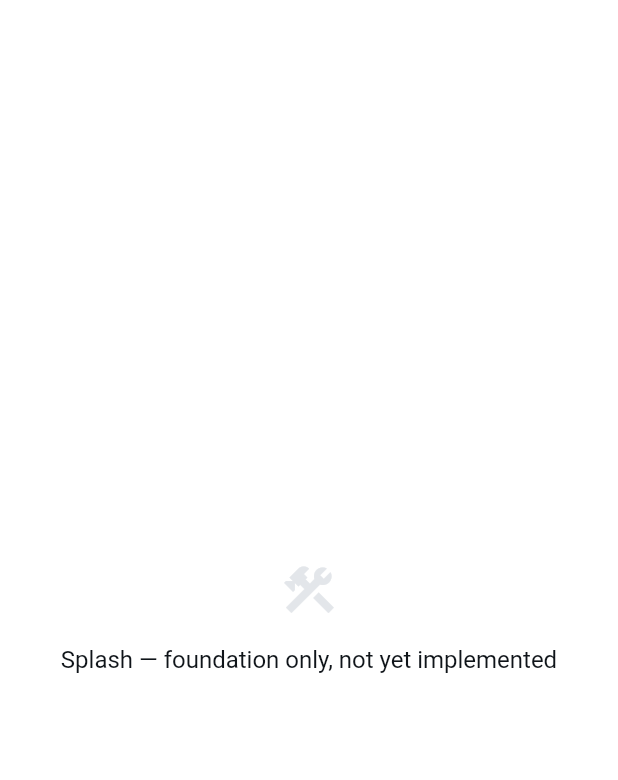
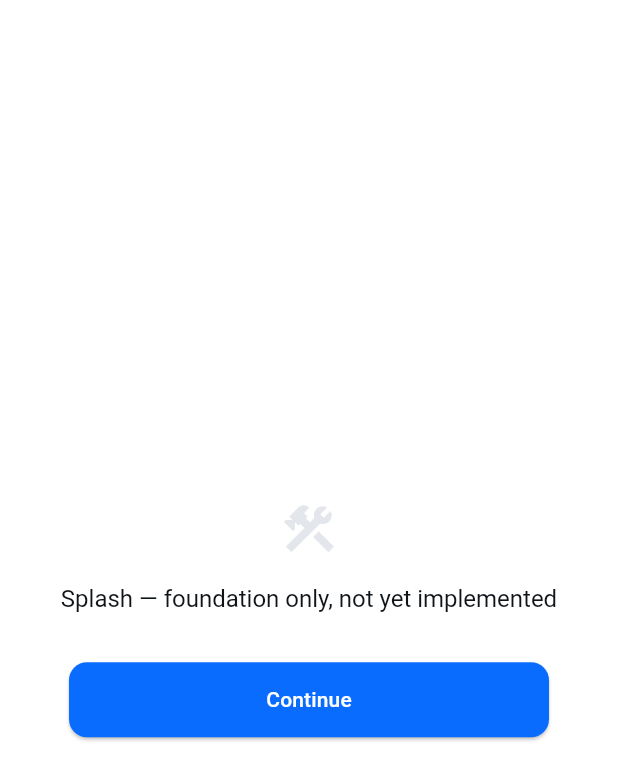
Before and after one commit to mahham20022-art/Najm-icucalc, a Flutter app: the PlaceholderScreen screen opened by its route, on a phone screen of 412 x 824 dp. Shown: the top 780 px of the screen. Run offline on Flutter 3.47's test engine with Material 3 defaults, Android fonts, the phone set to English and light mode, and no system bars; our stand-ins replace connectivity_plus, drift, drift_flutter, equatable, firebase_core, firebase_crashlytics and 2 more; missing offline and left inert: firebase_app_check; accounts and stored records are empty; generated files the repository leaves out were written again.

Commit message:
Implement navigation graph: Splash, Onboarding, Login, Register, Home, Topics, Progress, Bookmarks, Profile, Settings, Subscription
Navigation only, no business logic, no AI - every screen is still a
PlaceholderScreen, but the graph between them is now real and tappable:

- Split the combined Auth placeholder into separate Login and Register
  routes with cross-navigation between them (no forms, no validation,
  no auth calls - just PlaceholderAction buttons that navigate).
- Added Continue actions wiring Splash -> Onboarding -> Login -> Home.
- Added a Topics tab, making the shell 5 destinations (Home, Topics,
  Progress, Bookmarks, Profile) instead of 4 - a deliberate deviation
  from MED100_UI_UX_SPEC.md's four-tab HIG guidance, since Topics was
  explicitly requested as its own page.
- Profile's placeholder previously had no way to actually reach Settings
  or Subscription through the UI despite both routes existing - added
  buttons so they're reachable by tapping, not just by URL.
- Extended PlaceholderScreen with an optional list of PlaceholderAction
  buttons (primary + text-link styling) so placeholder pages can
  participate in real navigation without introducing any feature logic.
- Localized every new label (EN/AR) rather than hardcoding English, per
  the RTL/localization discipline applied everywhere else.

flutter analyze: 0 issues. flutter build web: succeeds.

```diff
--- a/app_mobile/lib/l10n/app_localizations.dart
+++ b/app_mobile/lib/l10n/app_localizations.dart
@@ -116,6 +116,12 @@ abstract class AppLocalizations {
   /// **'Home'**
   String get navHome;
 
+  /// No description provided for @navTopics.
+  ///
+  /// In en, this message translates to:
+  /// **'Topics'**
+  String get navTopics;
+
   /// No description provided for @navBookmarks.
   ///
   /// In en, this message translates to:
@@ -151,6 +157,48 @@ abstract class AppLocalizations {
   /// In en, this message translates to:
   /// **'Go to Home'**
   String get goToHome;
+
+  /// No description provided for @continueLabel.
+  ///
+  /// In en, this message translates to:
+  /// **'Continue'**
+  String get continueLabel;
+
+  /// No description provided for @logIn.
+  ///
+  /// In en, this message translates to:
+  /// **'Log In'**
+  String get logIn;
+
+  /// No description provided for @register.
+  ///
+  /// In en, this message translates to:
+  /// **'Register'**
+  String get register;
+
+  /// No description provided for @goToRegister.
+  ///
+  /// In en, this message translates to:
+  /// **'Don\'t have an account? Register'**
+  String get goToRegister;
+
+  /// No description provided for @goToLogin.
+  ///
+  /// In en, this message translates to:
+  /// **'Already have an account? Log In'**
+  String get goToLogin;
+
+  /// No description provided for @openSettings.
+  ///
+  /// In en, this message translates to:
+  /// **'Settings'**
+  String get openSettings;
+
+  /// No description provided for @openSubscription.
+  ///
+  /// In en, this message translates to:
+  /// **'Subscription'**
+  String get openSubscription;
 }
 
 class _AppLocalizationsDelegate
--- a/app_mobile/lib/shared/widgets/placeholder_screen.dart
+++ b/app_mobile/lib/shared/widgets/placeholder_screen.dart
@@ -1,18 +1,44 @@
 import 'package:flutter/material.dart';
 
 import '../../l10n/app_localizations.dart';
+
+/// A tappable action rendered on a [PlaceholderScreen] — used to wire up
+/// real navigation between placeholder pages (e.g. Login → Register)
+/// without any business logic behind the tap.
+class PlaceholderAction {
+  const PlaceholderAction({required this.label, required this.onPressed, this.emphasized = true});
+
+  final String label;
+  final VoidCallback onPressed;
+
+  /// First/primary action renders as a filled button; secondary actions
+  /// (e.g. "Already have an account?") render as a text link — matches
+  /// the Primary/Tertiary button hierarchy from `MED100_DESIGN_SYSTEM.md`
+  /// §5, without pulling in the full button variant set for what is
+  /// still just a placeholder.
+  final bool emphasized;
+}
 
 /// Generic stand-in for every screen that has a route wired up but no
 /// feature implementation yet. Exists purely so the navigation graph in
 /// `app/router/app_router.dart` is real and traversable — per the task
 /// this project was scaffolded under ("generate only the project
 /// foundation, do not implement features"), the actual screens described
-/// in `MED100_UI_UX_SPEC.md` are out of scope here.
+/// in `MED100_UI_UX_SPEC.md` are out of scope here. [actions] lets a
+/// placeholder still participate in real navigation (tapping "Continue"
+/// on Splash, "Register" on Login, etc.) while adding zero business
+/// logic — every callback is just a `context.goNamed(...)` call.
 class PlaceholderScreen extends StatelessWidget {
-  const PlaceholderScreen({super.key, required this.screenName, this.showAppBar = true});
+  const PlaceholderScreen({
+    super.key,
+    required this.screenName,
+    this.showAppBar = true,
+    this.actions = const [],
+  });
 
   final String screenName;
   final bool showAppBar;
+  final List<PlaceholderAction> actions;
 
   @override
   Widget build(BuildContext context) {
@@ -33,6 +59,30 @@ class PlaceholderScreen extends StatelessWidget {
               textAlign: TextAlign.center,
               style: Theme.of(context).textTheme.bodyMedium,
             ),
+            if (actions.isNotEmpty) ...[
+              const SizedBox(height: 24),
+              ConstrainedBox(
+                constraints: const BoxConstraints(maxWidth: 320),
+                child: Column(
+                  mainAxisSize: MainAxisSize.min,
+                  children: [
+                    for (final action in actions)
+                      Padding(
+                        padding: const EdgeInsets.only(top: 8),
+                        child: SizedBox(
+                          width: double.infinity,
+                          child: action.emphasized
+                              ? ElevatedButton(
+                                  onPressed: action.onPressed,
+                                  child: Text(action.label),
+                                )
+                              : TextButton(onPressed: action.onPressed, child: Text(action.label)),
+                        ),
+                      ),
+                  ],
+                ),
+              ),
+            ],
           ],
         ),
       ),
```
Also changed, not shown: app_mobile/lib/app/router/app_router.dart (+102 -17 lines), app_mobile/lib/l10n/app_ar.arb (+9 -1 lines), app_mobile/lib/l10n/app_en.arb (+9 -1 lines), app_mobile/lib/l10n/app_localizations_ar.dart (+24 -0 lines), app_mobile/lib/l10n/app_localizations_en.dart (+24 -0 lines), app_mobile/lib/shared/widgets/app_shell.dart (+9 -5 lines), 1 other file.
